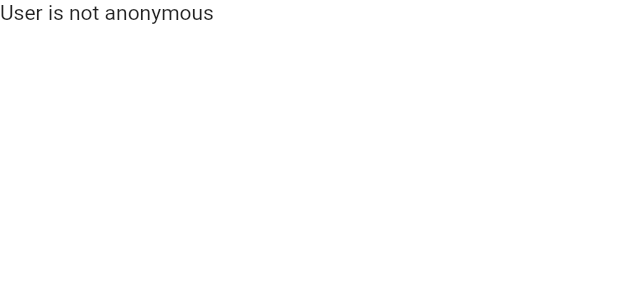
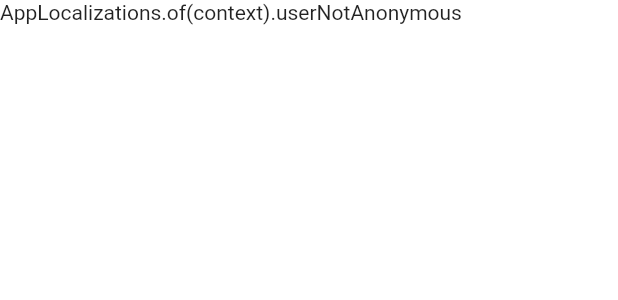
Before and after one commit to alexw92/cookapp_flutter, a Flutter app: the ProfilePage widget shown alone on an empty page, opened directly, on a phone screen of 412 x 824 dp. Shown: the top 300 px of the screen. Run offline on Flutter 3.47's test engine with Material 2 defaults, Android fonts, the phone set to English and light mode, and no system bars; our stand-ins replace cached_network_image, firebase_auth, firebase_core, firebase_storage, flutter_login, flutter_secure_storage and 7 more; missing offline and left inert: cached_network_image_platform_interface, fraction; accounts and stored records are empty; generated files the repository leaves out were written again; Roboto replaces fonts that are missing (NotoSans).

Commit message:
various fixes

```diff
--- a/lib/l10n/app_en.arb
+++ b/lib/l10n/app_en.arb
@@ -16,7 +16,7 @@
     "loginWithAccount": "Login with Account",
     "userNotAnonymous":"User is not anonymous",
     "language":  "Language",
-    "languages":  "Sprachen",
+    "languages":  "Languages",
     "useSystemTheme": "Use System Theme",
     "security":  "Security",
     "useFingerprint": "Use Fingerprint"
--- a/lib/ui/components/settings/Language_Screen.dart
+++ b/lib/ui/components/settings/Language_Screen.dart
@@ -13,7 +13,7 @@ class LanguagesScreen extends StatefulWidget {
 }
 
 class _LanguagesScreenState extends State<LanguagesScreen> {
-  List<String> languages = ['English', 'German'];
+  List<String> languages = ['English', 'Deutsch'];
   List<String> langCodes = ['en', 'de'];
   int languageIndex = 0;
 
@@ -36,7 +36,7 @@ class _LanguagesScreenState extends State<LanguagesScreen> {
               },
             ),
             SettingsTile(
-              title: "German",
+              title: "Deutsch",
               trailing: trailingWidget(1),
               onPressed: (BuildContext context) {
                 changeLanguage(1);
--- a/lib/ui/pages/profile.dart
+++ b/lib/ui/pages/profile.dart
@@ -2,7 +2,6 @@ import 'package:cookable_flutter/core/io/token-store.dart';
 import 'package:firebase_auth/firebase_auth.dart';
 import 'package:flutter/cupertino.dart';
 import 'package:flutter/material.dart';
-import 'package:flutter_gen/gen_l10n/app_localizations.dart';
 import 'package:flutter_signin_button/flutter_signin_button.dart';
 import 'package:google_sign_in/google_sign_in.dart';
 
@@ -40,35 +39,35 @@ class _ProfilePageState extends State<ProfilePage> {
           child:
               Column(crossAxisAlignment: CrossAxisAlignment.center, children: [
             Text(
-              AppLocalizations.of(context).loginToAccessThisPage,
+              "AppLocalizations.of(context).loginToAccessThisPage",
             ),
             SignInButton(
               Buttons.Facebook,
-              text: AppLocalizations.of(context).continueWithFacebook,
+              text: "AppLocalizations.of(context).continueWithFacebook",
               onPressed: () {},
             ),
             SignInButton(
               Buttons.Google,
-              text: AppLocalizations.of(context).continueWithGoogle,
+              text: "AppLocalizations.of(context).continueWithGoogle",
               onPressed: () {
                 convertAnonymousToGoogle();
               },
             ),
             SignInButton(
               Buttons.Email,
-              text: AppLocalizations.of(context).createAccount,
+              text: "AppLocalizations.of(context).createAccount",
               onPressed: () {},
             ),
             Text("or"),
             SignInButton(
               Buttons.Email,
-              text: AppLocalizations.of(context).loginWithAccount,
+              text: "AppLocalizations.of(context).loginWithAccount",
               onPressed: () {},
             ),
           ]));
     } else {
       return Container(
-        child: Text(AppLocalizations.of(context).userNotAnonymous),
+        child: Text("AppLocalizations.of(context).userNotAnonymous"),
       );
     }
   }
```
Also changed, not shown: lib/ui/pages/settings_screen.dart (+24 -0 lines).
